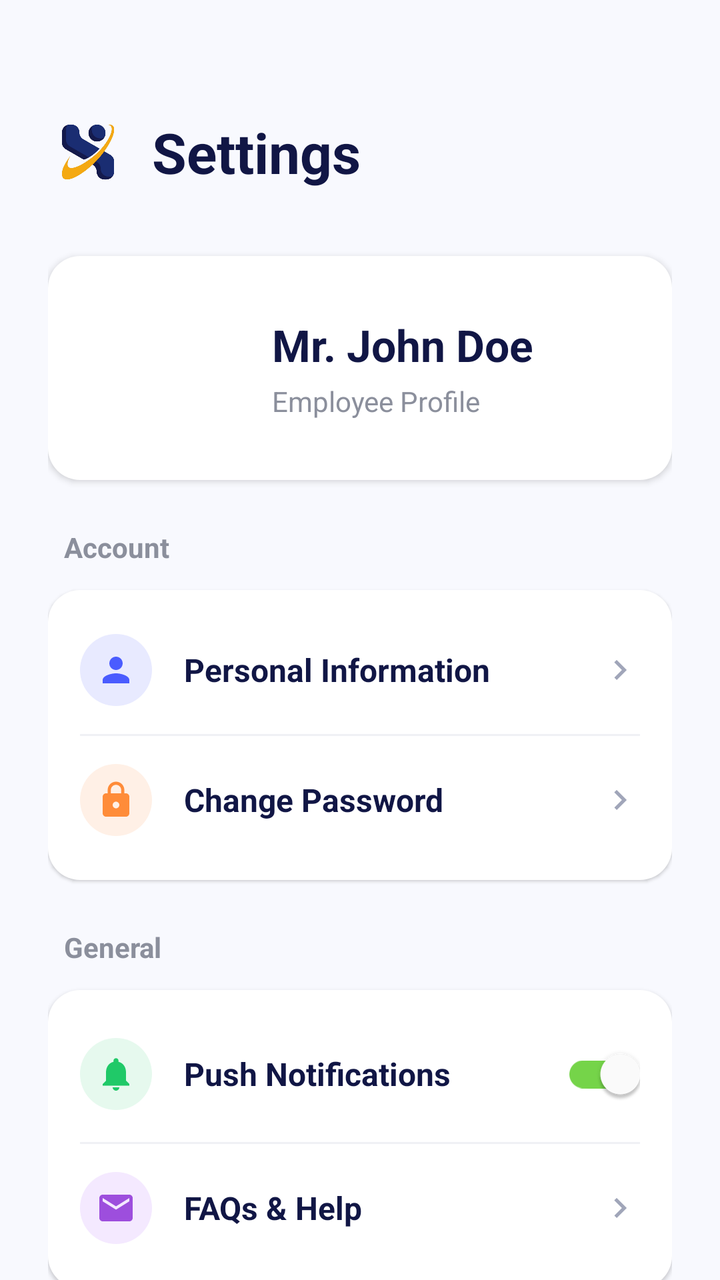
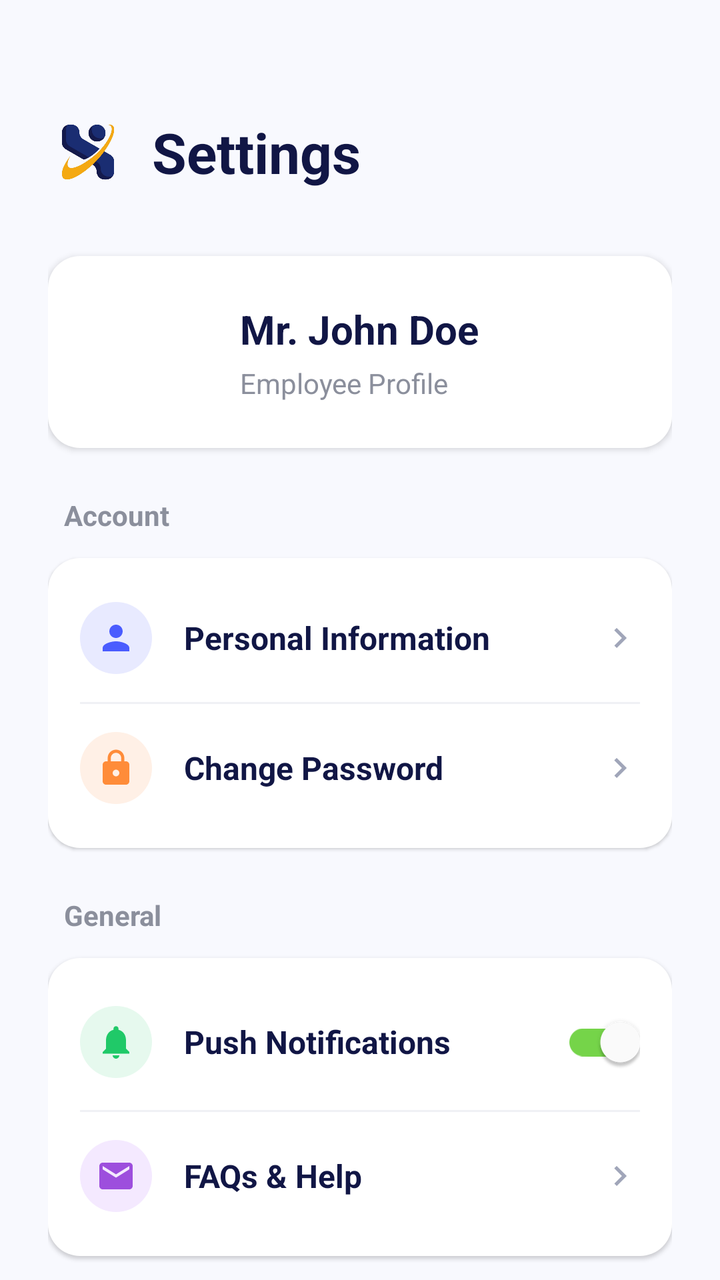

Screens rendered from an Android XML layout before and after an edit, with the pre-edit source and the edit as a unified diff.
<!-- AndroidManifest.xml: activity theme Theme.MaterialComponents.Light.NoActionBar -->
<!-- res/layout/fragment_profile.xml -->
<?xml version="1.0" encoding="utf-8"?>
<androidx.core.widget.NestedScrollView xmlns:android="http://schemas.android.com/apk/res/android"
    xmlns:app="http://schemas.android.com/apk/res-auto"
    android:layout_width="match_parent"
    android:layout_height="match_parent"
    android:background="#F8F9FE"
    android:fillViewport="true">

    <LinearLayout
        android:layout_width="match_parent"
        android:layout_height="wrap_content"
        android:orientation="vertical"
        android:padding="24dp">

        
        <LinearLayout
            android:layout_width="match_parent"
            android:layout_height="wrap_content"
            android:orientation="horizontal"
            android:gravity="center_vertical"
            android:layout_marginTop="32dp"
            android:layout_marginBottom="32dp">

            <ImageView
                android:layout_width="40dp"
                android:layout_height="40dp"
                android:layout_marginEnd="12dp"
                android:src="@drawable/logo_face_recognition" />

            <TextView
                android:layout_width="wrap_content"
                android:layout_height="wrap_content"
                android:text="Settings"
                android:textColor="#111645"
                android:textSize="28sp"
                android:textStyle="bold" />
        </LinearLayout>

        
        <LinearLayout
            android:layout_width="match_parent"
            android:layout_height="wrap_content"
            android:orientation="horizontal"
            android:background="@drawable/bg_rounded_white_card"
            android:elevation="2dp"
            android:gravity="center_vertical"
            android:padding="20dp"
            android:layout_marginBottom="24dp">

            <com.google.android.material.imageview.ShapeableImageView
                android:id="@+id/ivAvatar"
                android:layout_width="72dp"
                android:layout_height="72dp"
                android:scaleType="centerCrop"
                android:src="@drawable/ic_avatar"
                app:shapeAppearanceOverlay="@style/ShapeAppearanceOverlay.App.CornerSize50Percent" />

            <LinearLayout
                android:layout_width="0dp"
                android:layout_height="wrap_content"
                android:layout_weight="1"
                android:layout_marginStart="20dp"
                android:orientation="vertical">

                <TextView
                    android:id="@+id/tvName"
                    android:layout_width="wrap_content"
                    android:layout_height="wrap_content"
                    android:text="Mr. John Doe"
                    android:textColor="#111645"
                    android:textSize="22sp"
                    android:textStyle="bold" />
                    
                <TextView
                    android:layout_width="wrap_content"
                    android:layout_height="wrap_content"
                    android:layout_marginTop="4dp"
                    android:text="Employee Profile"
                    android:textColor="#8B8F9C"
                    android:textSize="14sp" />
            </LinearLayout>
        </LinearLayout>

        <TextView
            android:layout_width="wrap_content"
            android:layout_height="wrap_content"
            android:text="Account"
            android:textColor="#8B8F9C"
            android:textSize="14sp"
            android:textStyle="bold"
            android:layout_marginBottom="12dp"
            android:layout_marginStart="8dp"/>

        
        <LinearLayout
            android:layout_width="match_parent"
            android:layout_height="wrap_content"
            android:orientation="vertical"
            android:background="@drawable/bg_rounded_white_card"
            android:elevation="1dp"
            android:paddingTop="8dp"
            android:paddingBottom="8dp"
            android:layout_marginBottom="24dp">

            
            <LinearLayout
                android:id="@+id/btnPersonalInfo"
                android:layout_width="match_parent"
                android:layout_height="wrap_content"
                android:orientation="horizontal"
                android:paddingHorizontal="16dp"
                android:paddingVertical="14dp"
                android:gravity="center_vertical"
                android:clickable="true"
                android:focusable="true"
                android:background="?attr/selectableItemBackground">

                <FrameLayout
                    android:layout_width="36dp"
                    android:layout_height="36dp"
                    android:background="@drawable/bg_icon_circle"
                    android:backgroundTint="#E8EAFF">
                    <ImageView
                        android:layout_width="20dp"
                        android:layout_height="20dp"
                        android:layout_gravity="center"
                        android:src="@drawable/ic_nav_profile"
                        app:tint="#4A5CFF" />
                </FrameLayout>

                <TextView
                    android:layout_width="0dp"
                    android:layout_height="wrap_content"
                    android:layout_weight="1"
                    android:layout_marginStart="16dp"
                    android:text="Personal Information"
                    android:textColor="#111645"
                    android:textSize="16sp"
                    android:textStyle="bold"/>

                <ImageView
                    android:layout_width="20dp"
                    android:layout_height="20dp"
                    android:src="@drawable/ic_chevron_right"
                    app:tint="#A0A5B9" />
            </LinearLayout>

            <View android:layout_width="match_parent" android:layout_height="1dp" android:background="#F0F1F5" android:layout_marginHorizontal="16dp" />

            
            <LinearLayout
                android:id="@+id/btnChangePassword"
                android:layout_width="match_parent"
                android:layout_height="wrap_content"
                android:orientation="horizontal"
                android:paddingHorizontal="16dp"
                android:paddingVertical="14dp"
                android:gravity="center_vertical"
                android:clickable="true"
                android:focusable="true"
                android:background="?attr/selectableItemBackground">

                <FrameLayout
                    android:layout_width="36dp"
                    android:layout_height="36dp"
                    android:background="@drawable/bg_icon_circle"
                    android:backgroundTint="#FFF0E6">
                    <ImageView
                        android:layout_width="20dp"
                        android:layout_height="20dp"
                        android:layout_gravity="center"
                        android:src="@drawable/ic_lock_outline"
                        app:tint="#FF8C39" />
                </FrameLayout>

                <TextView
                    android:layout_width="0dp"
                    android:layout_height="wrap_content"
                    android:layout_weight="1"
                    android:layout_marginStart="16dp"
                    android:text="Change Password"
                    android:textColor="#111645"
                    android:textSize="16sp"
                    android:textStyle="bold"/>

                <ImageView
                    android:layout_width="20dp"
                    android:layout_height="20dp"
                    android:src="@drawable/ic_chevron_right"
                    app:tint="#A0A5B9" />
            </LinearLayout>

        </LinearLayout>

        <TextView
            android:layout_width="wrap_content"
            android:layout_height="wrap_content"
            android:text="General"
            android:textColor="#8B8F9C"
            android:textSize="14sp"
            android:textStyle="bold"
            android:layout_marginBottom="12dp"
            android:layout_marginStart="8dp"/>

        
        <LinearLayout
            android:layout_width="match_parent"
            android:layout_height="wrap_content"
            android:orientation="vertical"
            android:background="@drawable/bg_rounded_white_card"
            android:elevation="1dp"
            android:paddingTop="8dp"
            android:paddingBottom="8dp"
            android:layout_marginBottom="32dp">

            
            <LinearLayout
                android:layout_width="match_parent"
                android:layout_height="wrap_content"
                android:orientation="horizontal"
                android:paddingHorizontal="16dp"
                android:paddingVertical="10dp"
                android:gravity="center_vertical">

                <FrameLayout
                    android:layout_width="36dp"
                    android:layout_height="36dp"
                    android:background="@drawable/bg_icon_circle"
                    android:backgroundTint="#E6F9EE">
                    <ImageView
                        android:layout_width="20dp"
                        android:layout_height="20dp"
                        android:layout_gravity="center"
                        android:src="@drawable/ic_notifications"
                        app:tint="#20C968" />
                </FrameLayout>

                <TextView
                    android:layout_width="0dp"
                    android:layout_height="wrap_content"
                    android:layout_weight="1"
                    android:layout_marginStart="16dp"
                    android:text="Push Notifications"
                    android:textColor="#111645"
                    android:textSize="16sp"
                    android:textStyle="bold"/>

                <com.google.android.material.switchmaterial.SwitchMaterial
                    android:layout_width="wrap_content"
                    android:layout_height="wrap_content"
                    android:checked="true"
                    app:trackTint="#75D449"
                    app:thumbTint="#FFFFFF"/>
            </LinearLayout>

            <View android:layout_width="match_parent" android:layout_height="1dp" android:background="#F0F1F5" android:layout_marginHorizontal="16dp" />

            
            <LinearLayout
                android:id="@+id/btnFaq"
                android:layout_width="match_parent"
                android:layout_height="wrap_content"
                android:orientation="horizontal"
                android:paddingHorizontal="16dp"
                android:paddingVertical="14dp"
                android:gravity="center_vertical"
                android:clickable="true"
                android:focusable="true"
                android:background="?attr/selectableItemBackground">

                <FrameLayout
                    android:layout_width="36dp"
                    android:layout_height="36dp"
                    android:background="@drawable/bg_icon_circle"
                    android:backgroundTint="#F4E9FF">
                    <ImageView
                        android:layout_width="20dp"
                        android:layout_height="20dp"
                        android:layout_gravity="center"
                        android:src="@drawable/ic_email_outline"
                        app:tint="#9D4EDD" />
                </FrameLayout>

                <TextView
                    android:layout_width="0dp"
                    android:layout_height="wrap_content"
                    android:layout_weight="1"
                    android:layout_marginStart="16dp"
                    android:text="FAQs &amp; Help"
                    android:textColor="#111645"
                    android:textSize="16sp"
                    android:textStyle="bold"/>

                <ImageView
                    android:layout_width="20dp"
                    android:layout_height="20dp"
                    android:src="@drawable/ic_chevron_right"
                    app:tint="#A0A5B9" />
            </LinearLayout>

        </LinearLayout>

        
        <LinearLayout
            android:id="@+id/btnLogout"
            android:layout_width="match_parent"
            android:layout_height="56dp"
            android:orientation="horizontal"
            android:background="@drawable/bg_rounded_white_card"
            android:elevation="1dp"
            android:gravity="center"
            android:clickable="true"
            android:focusable="true"
            android:foreground="?attr/selectableItemBackground">
            
            <ImageView
                android:layout_width="20dp"
                android:layout_height="20dp"
                android:src="@drawable/ic_exit"
                app:tint="#FF3B30"
                android:layout_marginEnd="12dp"/>

            <TextView
                android:layout_width="wrap_content"
                android:layout_height="wrap_content"
                android:text="Log Out"
                android:textColor="#FF3B30"
                android:textSize="16sp"
                android:textStyle="bold" />
        </LinearLayout>

        <View android:layout_width="match_parent" android:layout_height="32dp"/>

    </LinearLayout>
</androidx.core.widget.NestedScrollView>
<!-- resources referenced by this layout -->
<resources>
  <!-- drawable bg_icon_circle (drawable) -->
  <?xml version="1.0" encoding="utf-8"?>
  <shape xmlns:android="http://schemas.android.com/apk/res/android"
      android:shape="oval">
      <solid android:color="#FFFFFF" />
  </shape>
  <!-- drawable bg_rounded_white_card (drawable) -->
  <?xml version="1.0" encoding="utf-8"?>
  <shape xmlns:android="http://schemas.android.com/apk/res/android">
      <solid android:color="#FFFFFF" />
      <corners android:radius="16dp" />
  </shape>
  <!-- drawable ic_chevron_right (drawable) -->
  <vector xmlns:android="http://schemas.android.com/apk/res/android"
      android:width="24dp"
      android:height="24dp"
      android:viewportWidth="24.0"
      android:viewportHeight="24.0"
      android:tint="?attr/colorControlNormal">
      <path
          android:fillColor="@android:color/white"
          android:pathData="M10,6L8.59,7.41 13.17,12l-4.58,4.59L10,18l6,-6z"/>
  </vector>
  <!-- drawable ic_email_outline (drawable) -->
  <vector xmlns:android="http://schemas.android.com/apk/res/android"
      android:width="24dp"
      android:height="24dp"
      android:viewportWidth="24"
      android:viewportHeight="24"
      android:tint="#9CA3AF">
    <path android:fillColor="@android:color/white" android:pathData="M20,4H4c-1.1,0 -1.99,0.9 -1.99,2L2,18c0,1.1 0.9,2 2,2h16c1.1,0 2,-0.9 2,-2V6c0,-1.1 -0.9,-2 -2,-2zm0,4l-8,5 -8,-5V6l8,5 8,-5v2z"/>
  </vector>
  <!-- drawable ic_exit (drawable) -->
  <vector xmlns:android="http://schemas.android.com/apk/res/android"
      android:width="24dp"
      android:height="24dp"
      android:viewportWidth="24"
      android:viewportHeight="24"
      android:tint="#FFFFFF">
      <path
          android:fillColor="@android:color/white"
          android:pathData="M17,7l-1.41,1.41L18.17,11H8v2h10.17l-2.58,2.58L17,17l5,-5zM4,5h8V3H4c-1.1,0 -2,0.9 -2,2v14c0,1.1 0.9,2 2,2h8v-2H4V5z"/>
  </vector>
  <!-- drawable ic_lock_outline (drawable) -->
  <vector xmlns:android="http://schemas.android.com/apk/res/android"
      android:width="24dp"
      android:height="24dp"
      android:viewportWidth="24"
      android:viewportHeight="24"
      android:tint="#9CA3AF">
    <path android:fillColor="@android:color/white" android:pathData="M18,8h-1V6c0,-2.76 -2.24,-5 -5,-5S7,3.24 7,6v2H6c-1.1,0 -2,0.9 -2,2v10c0,1.1 0.9,2 2,2h12c1.1,0 2,-0.9 2,-2V10c0,-1.1 -0.9,-2 -2,-2zm-6,9c-1.1,0 -2,-0.9 -2,-2s0.9,-2 2,-2 2,0.9 2,2 -0.9,2 -2,2zm3.1,-9H8.9V6c0,-1.71 1.39,-3.1 3.1,-3.1 1.71,0 3.1,1.39 3.1,3.1v2z"/>
  </vector>
  <!-- drawable ic_nav_profile (drawable) -->
  <vector xmlns:android="http://schemas.android.com/apk/res/android"
      android:width="24dp"
      android:height="24dp"
      android:viewportWidth="24"
      android:viewportHeight="24">
    <path
        android:pathData="M12,12c2.21,0 4,-1.79 4,-4s-1.79,-4 -4,-4 -4,1.79 -4,4 1.79,4 4,4zm0,2c-2.67,0 -8,1.34 -8,4v2h16v-2c0,-2.66 -5.33,-4 -8,-4z"
        android:fillColor="@color/nav_inactive_gray"/>
  </vector>
  <!-- drawable ic_notifications (drawable) -->
  <vector xmlns:android="http://schemas.android.com/apk/res/android"
      android:width="24dp"
      android:height="24dp"
      android:viewportWidth="24"
      android:viewportHeight="24">
    <path
        android:fillColor="#000000"
        android:pathData="M12,22c1.1,0 2,-0.9 2,-2h-4c0,1.1 0.9,2 2,2zM18,16v-5c0,-3.07 -1.63,-5.64 -4.5,-6.32V4c0,-0.83 -0.67,-1.5 -1.5,-1.5s-1.5,0.67 -1.5,1.5v0.68C7.64,5.36 6,7.92 6,11v5l-2,2v1h16v-1l-2,-2z"/>
  </vector>
  <style name="ShapeAppearanceOverlay.App.CornerSize50Percent" parent="">
          <item name="cornerSize">50%</item>
      </style>
  <color name="nav_inactive_gray">#9CA3AF</color>
  <!-- unchanged entries left out for length: 2 -->
</resources>

<!-- the commit's change to res/layout/fragment_profile.xml (unified diff, before → after) -->
@@ -49,8 +49,8 @@
 
             <com.google.android.material.imageview.ShapeableImageView
                 android:id="@+id/ivAvatar"
-                android:layout_width="72dp"
-                android:layout_height="72dp"
+                android:layout_width="56dp"
+                android:layout_height="56dp"
                 android:scaleType="centerCrop"
                 android:src="@drawable/ic_avatar"
                 app:shapeAppearanceOverlay="@style/ShapeAppearanceOverlay.App.CornerSize50Percent" />
@@ -68,7 +68,7 @@
                     android:layout_height="wrap_content"
                     android:text="Mr. John Doe"
                     android:textColor="#111645"
-                    android:textSize="22sp"
+                    android:textSize="20sp"
                     android:textStyle="bold" />
                     
                 <TextView
